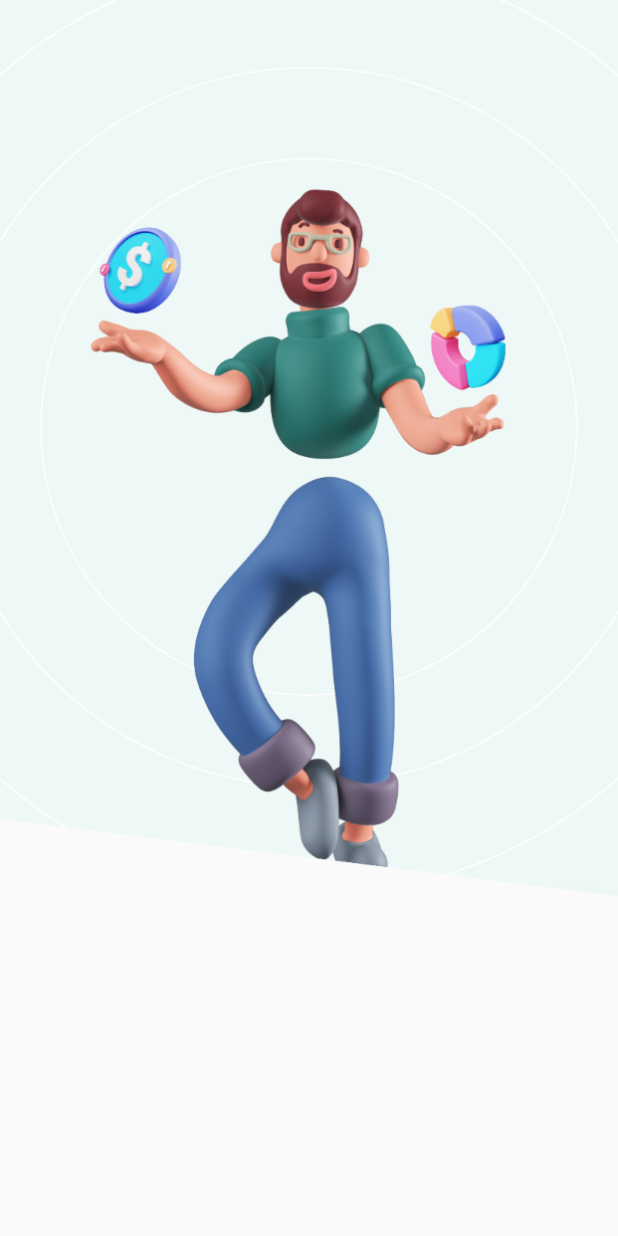
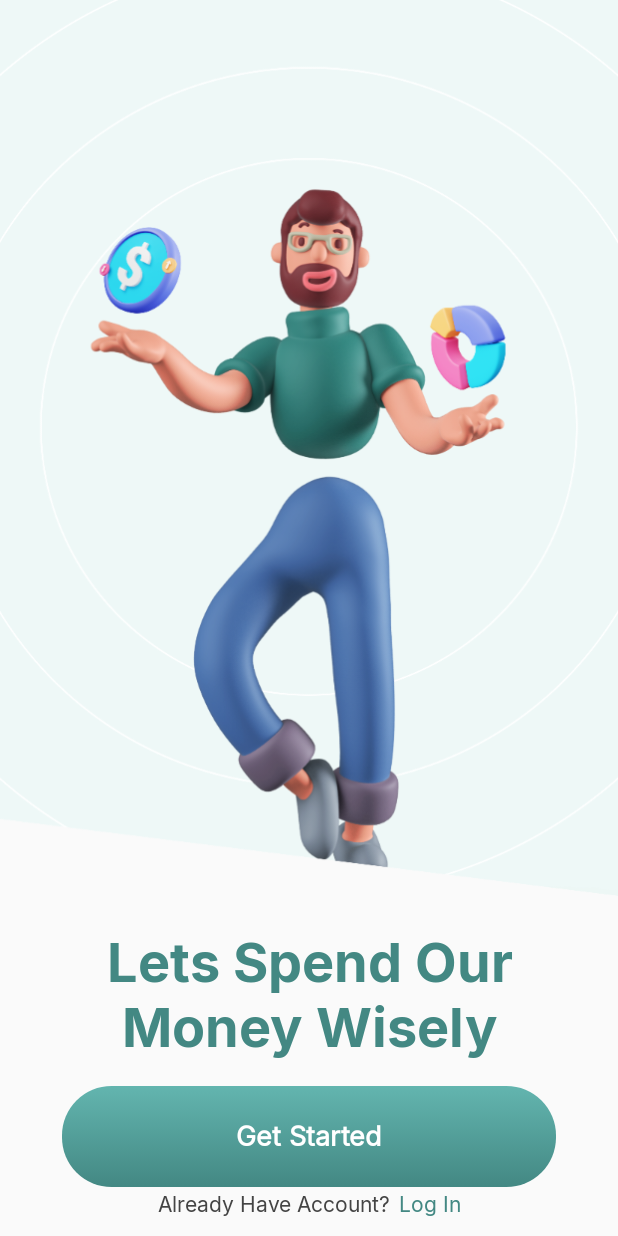
Before and after one commit to winstonnnn/MyPocket, an Android app built with Jetpack Compose: the screen it shows after launch (MainActivity), on a phone screen of 412 x 824 dp. Run offline under Robolectric (Android 15) with nearby library versions, the phone set to English and light mode, and no system bars.

Commit message:
feature: ui for onboarding screen

```diff
--- a/app/src/main/java/com/pocket/mypocket/ui/screens/common/Buttons.kt
+++ b/app/src/main/java/com/pocket/mypocket/ui/screens/common/Buttons.kt
@@ -1,9 +1,48 @@
 package com.pocket.mypocket.ui.screens.common
 
+import androidx.compose.foundation.background
+import androidx.compose.foundation.layout.Box
+import androidx.compose.foundation.layout.fillMaxWidth
+import androidx.compose.foundation.layout.height
+import androidx.compose.foundation.shape.RoundedCornerShape
+import androidx.compose.material3.MaterialTheme
+import androidx.compose.material3.Text
 import androidx.compose.runtime.Composable
+import androidx.compose.ui.Alignment
 import androidx.compose.ui.Modifier
+import androidx.compose.ui.graphics.Brush
+import androidx.compose.ui.text.font.FontWeight
+import androidx.compose.ui.unit.dp
+import androidx.compose.ui.unit.sp
+import com.pocket.mypocket.ui.theme.regularStyle
 
 @Composable
-fun PrimaryButton(modifier: Modifier = Modifier) {
-
+fun PrimaryButton(
+    text: String,
+    modifier: Modifier = Modifier
+) {
+    Box(
+        modifier = modifier
+            .fillMaxWidth(.8f)
+            .height(67.dp)
+            .background(
+                brush = Brush.verticalGradient(
+                    listOf(
+                        MaterialTheme.colorScheme.secondary,
+                        MaterialTheme.colorScheme.primary,
+                    )
+                ),
+                shape = RoundedCornerShape(33.dp)
+            ),
+        contentAlignment = Alignment.Center
+    ) {
+        Text(
+            text = text,
+            style = regularStyle.copy(
+                fontSize = 18.sp,
+                fontWeight = FontWeight.SemiBold,
+                color = MaterialTheme.colorScheme.tertiary
+            )
+        )
+    }
 }
--- /dev/null
+++ b/app/src/main/java/com/pocket/mypocket/ui/screens/common/Spacer.kt
@@ -0,0 +1,30 @@
+package com.pocket.mypocket.ui.screens.common
+
+import androidx.compose.foundation.layout.Spacer
+import androidx.compose.foundation.layout.fillMaxHeight
+import androidx.compose.foundation.layout.fillMaxWidth
+import androidx.compose.foundation.layout.height
+import androidx.compose.foundation.layout.width
+import androidx.compose.runtime.Composable
+import androidx.compose.ui.Modifier
+import androidx.compose.ui.unit.Dp
+
+@Composable
+fun VerticalSpacer(space: Float) {
+    Spacer(Modifier.fillMaxHeight(space))
+}
+
+@Composable
+fun VerticalSpacer(space: Dp) {
+    Spacer(Modifier.height(space))
+}
+
+@Composable
+fun HorizontalSpacer(space: Float) {
+    Spacer(Modifier.fillMaxWidth(space))
+}
+
+@Composable
+fun HorizontalSpacer(space: Dp) {
+    Spacer(Modifier.width(space))
+}
--- a/app/src/main/java/com/pocket/mypocket/ui/screens/onboarding/OnBoardingScreen.kt
+++ b/app/src/main/java/com/pocket/mypocket/ui/screens/onboarding/OnBoardingScreen.kt
@@ -2,21 +2,37 @@ package com.pocket.mypocket.ui.screens.onboarding
 
 import androidx.compose.foundation.Image
 import androidx.compose.foundation.layout.Column
+import androidx.compose.foundation.layout.Row
 import androidx.compose.foundation.layout.fillMaxSize
 import androidx.compose.foundation.layout.fillMaxWidth
+import androidx.compose.material3.MaterialTheme
 import androidx.compose.material3.Surface
+import androidx.compose.material3.Text
 import androidx.compose.runtime.Composable
+import androidx.compose.ui.Alignment
 import androidx.compose.ui.Modifier
 import androidx.compose.ui.layout.ContentScale
 import androidx.compose.ui.res.painterResource
+import androidx.compose.ui.res.stringResource
+import androidx.compose.ui.text.font.FontWeight
+import androidx.compose.ui.text.style.TextAlign
 import androidx.compose.ui.tooling.preview.Preview
+import androidx.compose.ui.unit.dp
+import androidx.compose.ui.unit.sp
 import com.pocket.mypocket.R
+import com.pocket.mypocket.ui.screens.common.HorizontalSpacer
+import com.pocket.mypocket.ui.screens.common.PrimaryButton
+import com.pocket.mypocket.ui.screens.common.VerticalSpacer
+import com.pocket.mypocket.ui.theme.Black44
+import com.pocket.mypocket.ui.theme.boldStyle
+import com.pocket.mypocket.ui.theme.regularStyle
 
 @Composable
 fun OnBoardingScreen(modifier: Modifier = Modifier) {
     Column(
         modifier = modifier
-            .fillMaxSize()
+            .fillMaxSize(),
+        horizontalAlignment = Alignment.CenterHorizontally
     ) {
         Image(
             painter = painterResource(R.mipmap.onboarding_bg),
@@ -26,7 +42,45 @@ fun OnBoardingScreen(modifier: Modifier = Modifier) {
                 .fillMaxWidth()
         )
 
+        VerticalSpacer(.1f)
 
+        Text(
+            text = stringResource(R.string.onboarding_banner_text),
+            style = boldStyle.copy(
+                fontSize = 36.sp,
+                color = MaterialTheme.colorScheme.primary,
+                textAlign = TextAlign.Center,
+                fontWeight = FontWeight.W800
+            )
+        )
+
+        VerticalSpacer(.15f)
+
+        PrimaryButton(
+            text = stringResource(R.string.onboarding_get_started)
+        )
+
+        VerticalSpacer(.1f)
+
+        Row {
+            Text(
+                text = stringResource(R.string.onboarding_login_text1),
+                style = regularStyle.copy(
+                    fontSize = 14.sp,
+                    color = Black44
+                )
+            )
+
+            HorizontalSpacer(5.dp)
+
+            Text(
+                text = stringResource(R.string.onboarding_login_text2),
+                style = regularStyle.copy(
+                    fontSize = 14.sp,
+                    color = MaterialTheme.colorScheme.primary
+                )
+            )
+        }
     }
 }
 
--- a/app/src/main/java/com/pocket/mypocket/ui/theme/Color.kt
+++ b/app/src/main/java/com/pocket/mypocket/ui/theme/Color.kt
@@ -7,3 +7,6 @@ val Green100 = Color(0XFF438883)
 val LightGreen100 = Color(0xff63B5AF)
 val White100 = Color(0xffFFFFFF)
 val Black100 = Color(0xff000000)
+
+
+val Black44 = Color(0XFF444444)
--- a/app/src/main/java/com/pocket/mypocket/ui/theme/Type.kt
+++ b/app/src/main/java/com/pocket/mypocket/ui/theme/Type.kt
@@ -37,3 +37,11 @@ val Typography = Typography(
     )
     */
 )
+
+val regularStyle = TextStyle(
+    fontFamily = Inter_regular
+)
+
+val boldStyle = TextStyle(
+    fontFamily = Inter_bold
+)
--- a/app/src/main/res/values/strings.xml
+++ b/app/src/main/res/values/strings.xml
@@ -1,3 +1,7 @@
 <resources>
     <string name="app_name">MyPocket</string>
+    <string name="onboarding_banner_text">Lets Spend Our\nMoney Wisely</string>
+    <string name="onboarding_get_started">Get Started</string>
+    <string name="onboarding_login_text1">Already Have Account?</string>
+    <string name="onboarding_login_text2">Log In</string>
 </resources>
```
